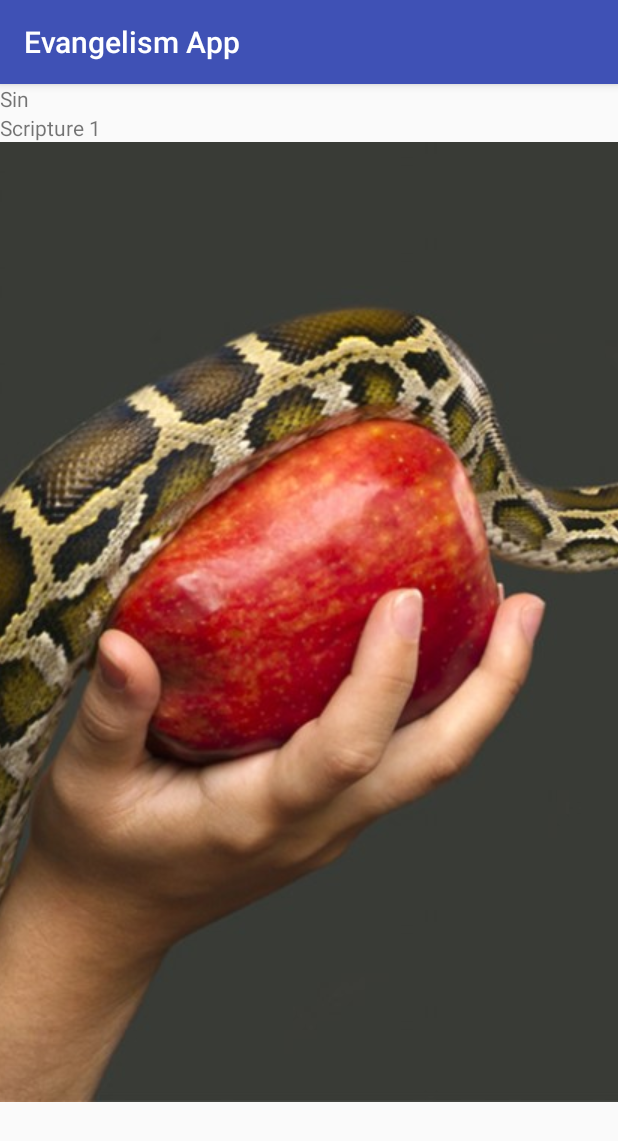
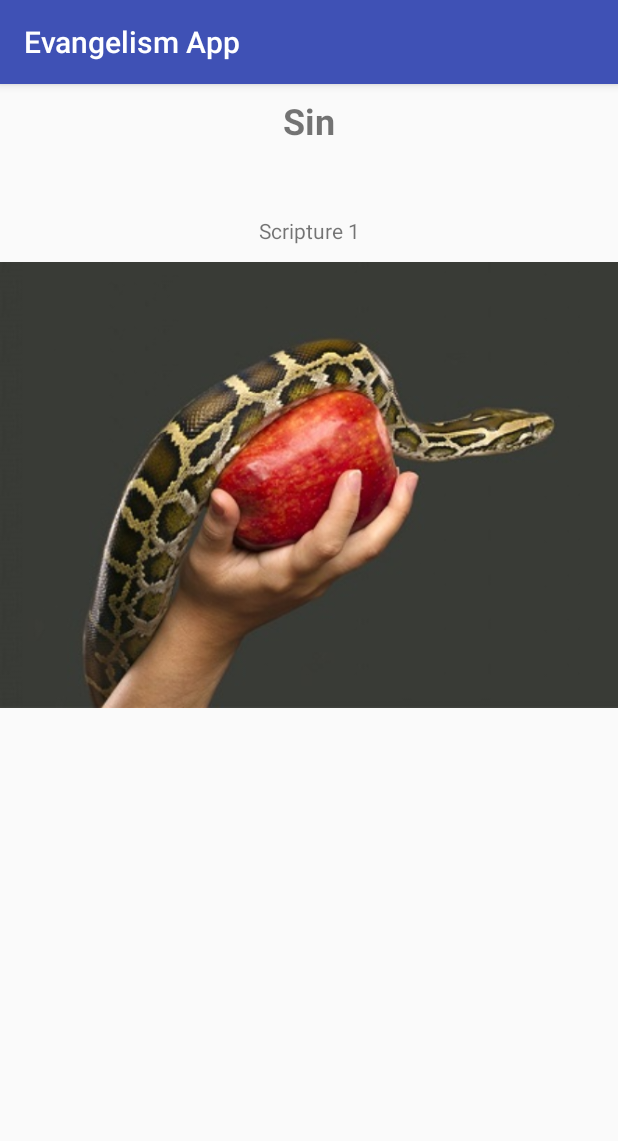
Before and after one commit to uenvymenow/EvangelismApp, an Android app: the SinActivity screen opened directly, with no data from a screen before it, on a phone screen of 412 x 824 dp. Shown: the top 1141 px of the screen. Run offline under Robolectric (Android 15) with nearby library versions, the phone set to English and light mode, and no system bars.

Commit message:
Modified skeleton formatting for activity_sin.xml

```diff
--- a/app/src/main/res/layout/activity_sin.xml
+++ b/app/src/main/res/layout/activity_sin.xml
@@ -1,25 +1,33 @@
 <?xml version="1.0" encoding="utf-8"?>
-<LinearLayout xmlns:android="http://schemas.android.com/apk/res/android"
+<ScrollView xmlns:android="http://schemas.android.com/apk/res/android"
     xmlns:tools="http://schemas.android.com/tools"
     android:layout_width="match_parent"
     android:layout_height="match_parent"
     android:orientation="vertical"
-    tools:context="com.example.aaron.evangelismapp.SinActivity">
+    tools:context="com.example.aaron.evangelismapp.SinActivity">>
+
+    <LinearLayout
+        android:layout_width="match_parent"
+        android:layout_height="match_parent"
+        android:orientation="vertical">
 
         <TextView
             android:id="@+id/sinWordTextView"
-        android:layout_height="wrap_content"
-        android:layout_width="wrap_content" />
+            style="@style/sinHeader"
+            android:layout_width="match_parent"
+            android:layout_height="@dimen/sinHeader" />
 
         <TextView
             android:id="@+id/sinScriptureTextView"
-        android:layout_width="wrap_content"
+            style="@style/sinScripture"
+            android:layout_width="match_parent"
             android:layout_height="wrap_content" />
 
         <ImageView
             android:id="@+id/sinImage"
-        android:layout_width="wrap_content"
+            android:layout_width="match_parent"
             android:layout_height="wrap_content"
-        android:scaleType="center"/>
+            android:scaleType="fitCenter" />
 
     </LinearLayout>
+</ScrollView>
--- a/app/src/main/res/values/dimen.xml
+++ b/app/src/main/res/values/dimen.xml
@@ -1,4 +1,8 @@
 <?xml version="1.0" encoding="utf-8"?>
 <resources>
+    <!-- activity_main.xml TextView height -->
     <dimen name="mainScreenTextViewHeight">88dp</dimen>
+
+    <!-- activity_sin.xml TextView Header Height -->
+    <dimen name="sinHeader">88dp</dimen>
 </resources>
--- a/app/src/main/res/values/styles.xml
+++ b/app/src/main/res/values/styles.xml
@@ -8,7 +8,7 @@
         <item name="colorAccent">@color/colorAccent</item>
     </style>
 
-    <!-- Sin TextView Styling -->
+    <!-- Sin MainActivity TextView Styling -->
     <style name="sinTextViewStyle">
         <item name="android:paddingLeft">8dp</item>
         <item name="android:background">#000000</item>
@@ -18,7 +18,7 @@
         <item name="android:textSize">18sp</item>
     </style>
 
-    <!-- Blood TextView Styling -->
+    <!-- Blood MainActivity TextView Styling -->
     <style name="bloodTextViewStyle">
         <item name="android:paddingLeft">8dp</item>
         <item name="android:background">#FF0000</item>
@@ -28,7 +28,7 @@
         <item name="android:textSize">18sp</item>
     </style>
 
-    <!-- Baptism TextView Styling -->
+    <!-- Baptism MainActivity TextView Styling -->
     <style name="baptismTextViewStyle">
         <item name="android:paddingLeft">8dp</item>
         <item name="android:background">#0000FF</item>
@@ -38,7 +38,7 @@
         <item name="android:textSize">18sp</item>
     </style>
 
-    <!-- Cleansing TextView Styling -->
+    <!-- Cleansing MainActivity TextView Styling -->
     <style name="cleansingTextViewStyle">
         <item name="android:paddingLeft">8dp</item>
         <item name="android:background">#FFFFFF</item>
@@ -48,7 +48,7 @@
         <item name="android:textSize">18sp</item>
     </style>
 
-    <!-- Growth TextView Styling -->
+    <!-- Growth MainActivity TextView Styling -->
     <style name="growthTextViewStyle">
         <item name="android:paddingLeft">8dp</item>
         <item name="android:background">#008000</item>
@@ -58,7 +58,7 @@
         <item name="android:textSize">18sp</item>
     </style>
 
-    <!-- Heaven TextView Styling -->
+    <!-- Heaven MainActivity TextView Styling -->
     <style name="heavenTextViewStyle">
         <item name="android:paddingLeft">8dp</item>
         <item name="android:background">#FFFF00</item>
@@ -68,4 +68,17 @@
         <item name="android:textSize">18sp</item>
     </style>
 
+    <!-- SinActivity header styling -->
+    <style name="sinHeader">
+        <item name="android:gravity">center_horizontal</item>
+        <item name="android:textSize">24sp</item>
+        <item name="android:paddingTop">8dp</item>
+        <item name="android:textStyle">bold</item>
+    </style>
+
+    <!-- SinActivity Scripture Styling -->
+    <style name="sinScripture">
+        <item name="android:gravity">center_horizontal</item>
+    </style>
+
 </resources>
```
Also changed, not shown: app/src/main/res/drawable/sinimage.jpg. Lines whose indentation alone changed are shown as unchanged.
